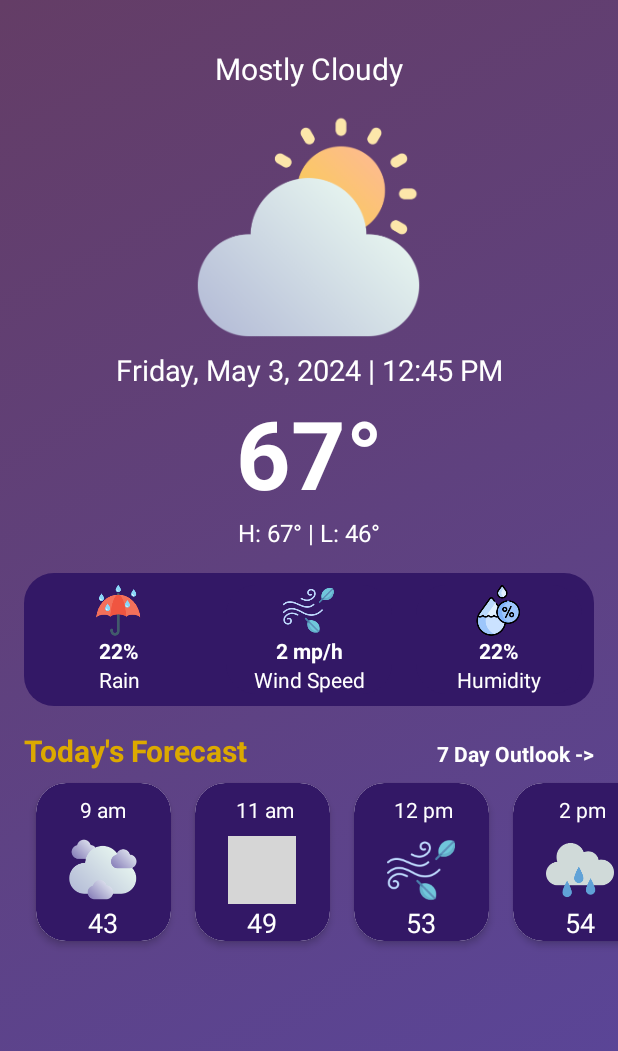
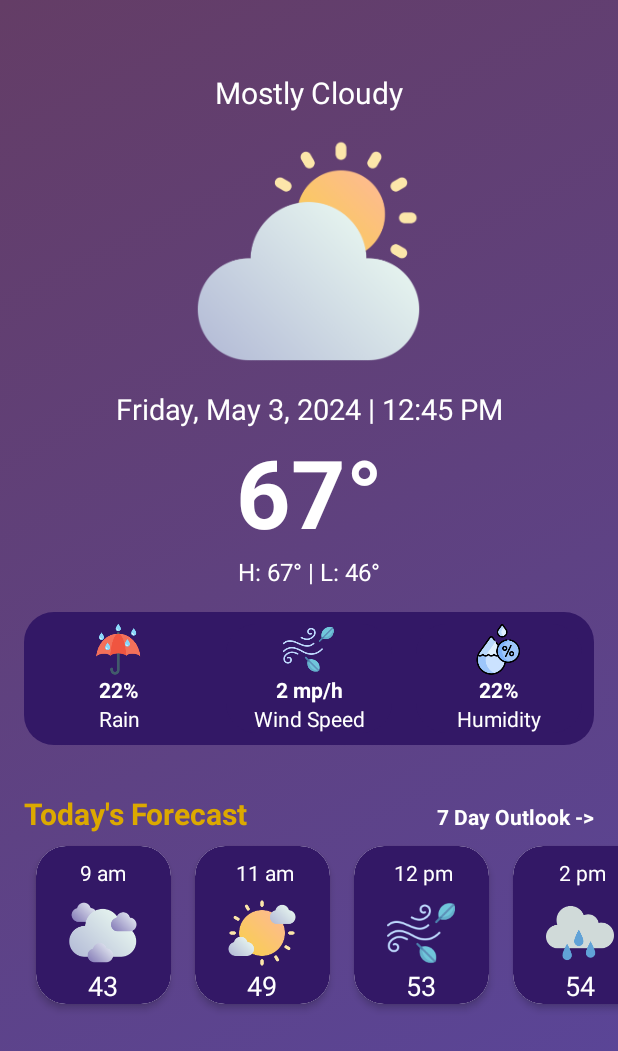
Before and after one commit to AngelHannah/AWeatherApp, an Android app: the screen it shows after launch (MainActivity), on a phone screen of 412 x 824 dp. Shown: the top 1051 px of the screen. Run offline under Robolectric (Android 15) with nearby library versions, the phone set to English and light mode, and no system bars; grey boxes are pictures that could not be loaded.

Commit message:
Update to MainActivity
Fixed not appearing icon image and sizes

```diff
--- a/app/src/main/java/com/example/aweatherapp/Activities/MainActivity.java
+++ b/app/src/main/java/com/example/aweatherapp/Activities/MainActivity.java
@@ -34,7 +34,7 @@ public class MainActivity extends AppCompatActivity {
         ArrayList<Hourly> items = new ArrayList<>();
 
         items.add(new Hourly("9 am", 43, "cloudy"));
-        items.add(new Hourly(" 11 am", 49, "sun"));
+        items.add(new Hourly(" 11 am", 49, "sunny"));
         items.add(new Hourly(" 12 pm", 53, "wind"));
         items.add(new Hourly(" 2 pm", 54, "rainy"));
         items.add(new Hourly("4 pm", 48, "storm"));
--- a/app/src/main/res/layout/activity_main.xml
+++ b/app/src/main/res/layout/activity_main.xml
@@ -30,7 +30,7 @@
                 android:textColor="@color/white"
                 android:textSize="20sp"
                 android:textAlignment="center"
-                android:layout_marginTop="32dp"/>
+                android:layout_marginTop="48dp"/>
 
             <ImageView
                 android:id="@+id/dashboard_currentWeatherIconImgV"
@@ -44,12 +44,11 @@
                 android:id="@+id/dashboard_dateTimeTxtV"
                 android:layout_width="match_parent"
                 android:layout_height="wrap_content"
+                android:layout_marginTop="18dp"
                 android:text="Friday, May 3, 2024 | 12:45 PM"
+                android:textAlignment="center"
                 android:textColor="@color/white"
-                android:textSize="19sp"
-                android:textAlignment="center"
-                android:layout_marginTop="8dp"
-                />
+                android:textSize="19sp" />
 
             <TextView
                 android:id="@+id/dashboard_currentTempTxtV"
@@ -189,6 +188,7 @@
             <LinearLayout
                 android:layout_width="match_parent"
                 android:layout_height="match_parent"
+                android:layout_marginTop="16dp"
                 android:layout_weight="0.333"
                 android:orientation="horizontal">
 
@@ -196,22 +196,22 @@
                     android:id="@+id/textView11"
                     android:layout_width="wrap_content"
                     android:layout_height="wrap_content"
+                    android:layout_marginStart="16dp"
                     android:layout_weight="1"
                     android:text="Today's Forecast"
                     android:textColor="#DCA900"
-                    android:textStyle="bold"
                     android:textSize="20sp"
-                    android:layout_marginStart="16dp"/>
+                    android:textStyle="bold" />
 
                 <TextView
                     android:id="@+id/textView12"
                     android:layout_width="wrap_content"
                     android:layout_height="wrap_content"
                     android:layout_marginEnd="16dp"
-                    android:textStyle="bold"
+                    android:text="7 Day Outlook ->"
+                    android:textColor="@color/white"
                     android:textSize="14sp"
-                    android:textColor="@color/white"
-                    android:text="7 Day Outlook ->" />
+                    android:textStyle="bold" />
             </LinearLayout>
 
             <androidx.recyclerview.widget.RecyclerView
```
